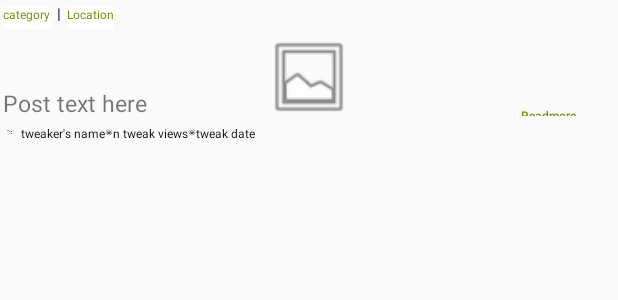
After one commit to snt4589/TheTWeaks, an Android app: the layout feed_item.xml on its own in the app's theme, with its tools: preview values and no code run, on a phone screen of 412 x 824 dp. The commit adds this screen. Shown: the top 300 px of the screen. Run offline under Robolectric (Android 15) with nearby library versions, the phone set to English and light mode, and no system bars.

Commit message:
added feed page

```diff
--- a/app/src/main/AndroidManifest.xml
+++ b/app/src/main/AndroidManifest.xml
@@ -9,6 +9,8 @@
             android:roundIcon="@mipmap/ic_launcher_round"
             android:supportsRtl="true"
             android:theme="@style/AppTheme">
+        <activity android:name=".Activities.feedActivity">
+        </activity>
         <activity android:name=".ConversationsActivity">
         </activity>
         <activity android:name=".ChatActivity">
--- a/app/src/main/java/com/thetweaks/snt/thetweaks/Activities/ConversationsActivity.java
+++ b/app/src/main/java/com/thetweaks/snt/thetweaks/Activities/ConversationsActivity.java
@@ -69,7 +69,7 @@ public class ConversationsActivity extends AppCompatActivity {
     }
 
     public void doOnSuccess(String s){
-        try {g
+        try {
             JSONObject obj = new JSONObject(s);
 
             Iterator i = obj.keys();
--- a/app/src/main/java/com/thetweaks/snt/thetweaks/explorerData/User.java
+++ b/app/src/main/java/com/thetweaks/snt/thetweaks/explorerData/User.java
@@ -75,4 +75,7 @@ public class User {
     public void setViews(String views) {
         this.views = views;
     }
+
+    public static class feed {
+    }
 }
--- /dev/null
+++ b/app/src/main/res/layout/feed_item.xml
@@ -0,0 +1,129 @@
+<?xml version="1.0" encoding="utf-8"?>
+<android.support.constraint.ConstraintLayout xmlns:android="http://schemas.android.com/apk/res/android"
+                                             android:layout_width="wrap_content"
+                                             android:layout_height="wrap_content"
+                                             xmlns:app="http://schemas.android.com/apk/res-auto">
+
+    <LinearLayout
+            app:layout_constraintTop_toTopOf="parent"
+            android:layout_width="match_parent"
+            android:layout_height="wrap_content"
+            android:weightSum="1"
+            android:id="@+id/layout1"
+            android:orientation="horizontal">
+        <TextView
+                android:id="@+id/category"
+                android:layout_width="wrap_content"
+                android:layout_height="15dp"
+                android:text="category"
+                android:layout_margin="2dp"
+                android:textSize="8dp"
+        android:textColor="@android:color/holo_green_dark"
+        android:background="@android:color/background_light"/>
+        <TextView android:layout_width="wrap_content"
+                  android:layout_height="wrap_content"
+                  android:layout_margin="2dp"
+                  android:textSize="10dp"
+                    android:text="|"
+                  style="@style/Base.TextAppearance.Widget.AppCompat.Toolbar.Title"
+                    android:textColor="@android:color/black"/>
+
+        <TextView
+                android:id="@+id/location"
+                android:layout_width="wrap_content"
+                android:layout_marginLeft="8dp"
+                android:layout_height="15dp"
+                android:text="Location"
+                android:layout_margin="2dp"
+                android:textSize="8dp"
+                android:textColor="@android:color/holo_green_dark"
+                android:background="@android:color/background_light"/>
+
+
+    </LinearLayout>
+    <RelativeLayout
+            android:id="@+id/layout2"
+            android:layout_width="match_parent"
+            app:layout_constraintTop_toBottomOf="@id/layout1"
+            android:orientation="vertical"
+            android:layout_height="wrap_content">
+
+        <ImageView
+                android:id="@+id/post_image"
+                android:layout_width="match_parent" android:layout_height="60dp"
+                   android:src="@android:drawable/ic_menu_gallery"
+                   android:layout_margin="2dp"
+                   android:scaleType="fitCenter"/>
+        <TextView
+                android:id="@+id/post_content"
+                android:layout_width="match_parent"
+                  android:layout_alignBottom="@id/post_image"
+                  android:layout_margin="2dp"
+                android:text="Post text here"
+                android:textSize="15dp"
+                  android:layout_height="wrap_content"/>
+        <Button
+                android:id="@+id/btShowmore"
+                android:layout_width="wrap_content"
+                android:text="Readmore..."
+                android:textSize="8dp"
+                android:textAllCaps="false"
+                android:padding="2dp"
+                android:layout_alignParentRight="true"
+                android:layout_alignBottom="@id/post_content"
+                android:textColor="@android:color/holo_green_dark"
+                android:background="@android:color/transparent"
+                android:layout_height="10dp" />
+
+    </RelativeLayout>
+    <LinearLayout android:layout_width="match_parent"
+                  android:id="@+id/layout3"
+                  android:orientation="horizontal"
+                  app:layout_constraintTop_toBottomOf="@id/layout2"
+                  android:layout_height="10dp">
+        <ImageView android:layout_width="10dp"
+                   android:id="@+id/profile_img"
+                   android:layout_margin="2dp"
+                   android:src="@android:drawable/ic_menu_camera"
+                   android:layout_height="wrap_content"/>
+        <TextView
+                android:id="@+id/Profile_name"
+                android:layout_width="wrap_content"
+                android:text="tweaker's name"
+                android:textColor="@android:color/black"
+                android:textSize="8dp"
+                android:layout_height="match_parent"/>
+        <ImageView
+                android:layout_gravity="center"
+                android:src="@android:drawable/radiobutton_on_background"
+                android:layout_width="5dp"
+                android:layout_height="5dp"/>
+
+        <TextView
+                android:id="@+id/Profile_name"
+                android:layout_width="wrap_content"
+                android:text="n tweak views"
+                android:textColor="@android:color/black"
+                android:textSize="8dp"
+                android:layout_height="match_parent"/>
+        <ImageView
+                android:layout_gravity="center"
+                android:src="@android:drawable/radiobutton_on_background"
+                android:layout_width="5dp"
+                   android:layout_height="5dp"/>
+        <TextView
+                android:id="@+id/Profile_name"
+                android:layout_width="wrap_content"
+                android:text="tweak date"
+                android:textColor="@android:color/black"
+                android:textSize="8dp"
+                android:layout_height="match_parent"/>
+        <TextView android:layout_width="wrap_content" android:layout_height="wrap_content"
+                  android:text="."
+                  android:textColor="@android:color/black"/>
+
+    </LinearLayout>
+
+
+
+</android.support.constraint.ConstraintLayout>
```
Also changed, not shown: app/src/main/java/com/thetweaks/snt/thetweaks/Activities/feedActivity.java (added, +50 -0 lines), app/src/main/java/com/thetweaks/snt/thetweaks/explorerData/Feed.java (added, +70 -0 lines), app/src/main/java/com/thetweaks/snt/thetweaks/explorerData/FeedAdapter.java (added, +58 -0 lines), app/src/main/res/layout/activity_feed.xml (added, +18 -0 lines), 1 other file.
